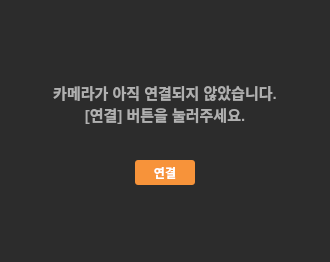
veda-team4/dms, file dms_central/camframe.ui: the form before one commit.
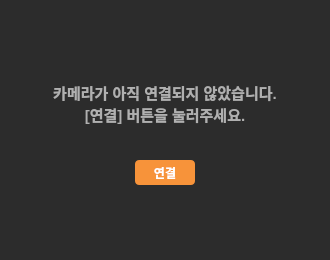
The form after the commit.

```diff
--- a/dms_central/camframe.ui
+++ b/dms_central/camframe.ui
@@ -7,7 +7,7 @@
     <x>0</x>
     <y>0</y>
     <width>330</width>
-    <height>262</height>
+    <height>260</height>
    </rect>
   </property>
   <property name="windowTitle">
@@ -53,13 +53,31 @@
    </property>
    <property name="font">
     <font>
+     <pointsize>-1</pointsize>
      <bold>true</bold>
     </font>
    </property>
    <property name="styleSheet">
-    <string notr="true">background-color: #F7933A;
-border-radius: 3px;
-color: #FFFFFF;</string>
+    <string notr="true">
+
+QPushButton {
+    background-color: #F7933A; /* 기본 색상 */
+    color: white;
+    border: none;
+    border-radius: 4px;
+    padding: 6px 12px;
+    font-size: 12px;
+}
+
+/* 마우스를 올렸을 때 (Hover 상태) */
+QPushButton:hover {
+    background-color: #FF9F50; /* 약간 밝은 오렌지 */
+}
+
+/* 버튼을 누르고 있을 때 (Pressed 상태) */
+QPushButton:pressed {
+    background-color: #D87520; /* 살짝 어두운 오렌지 */
+}</string>
    </property>
    <property name="text">
     <string>연결</string>
```
